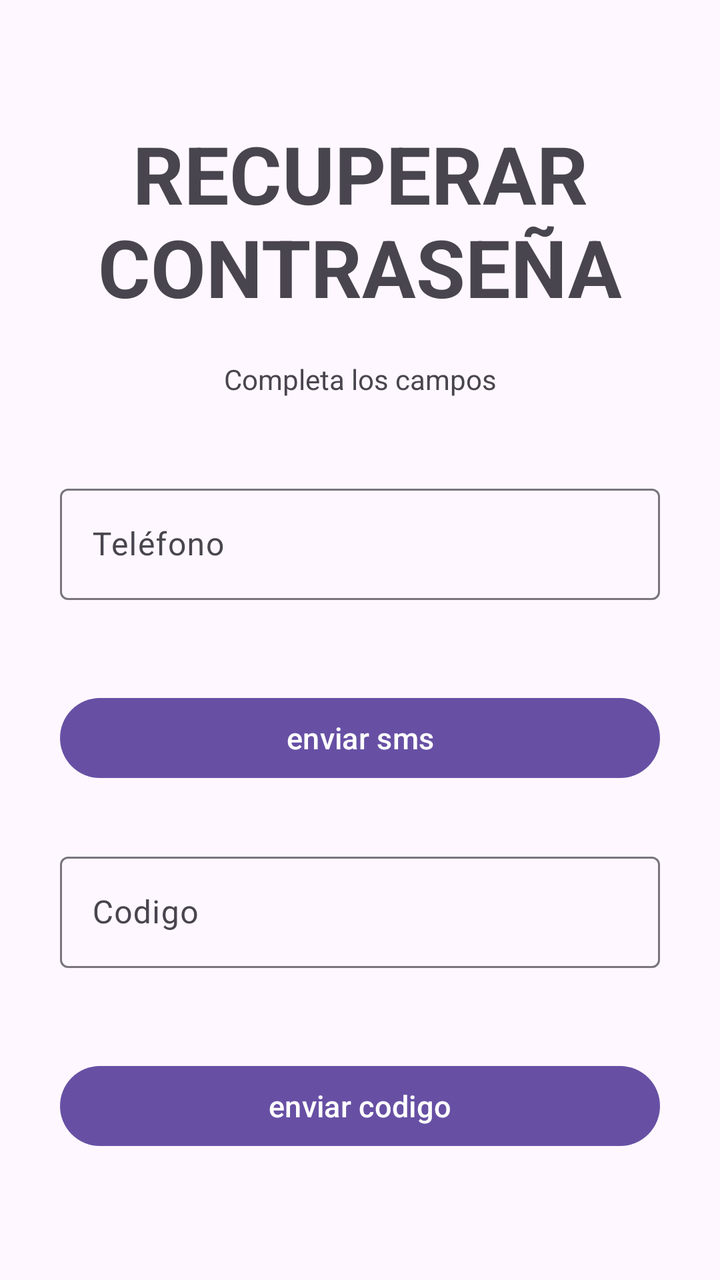
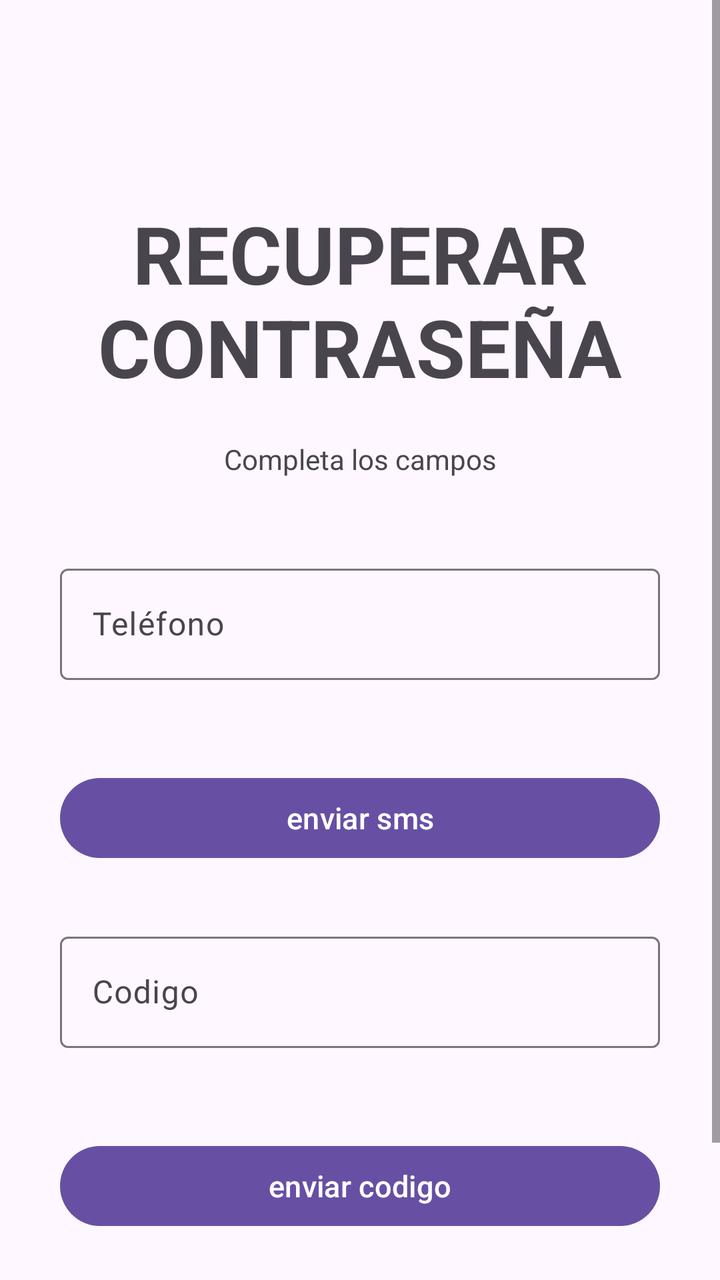

The first picture is an Android layout as it rendered before a commit; the second is the same layout after the commit. The layout source and the unified diff follow.
<!-- AndroidManifest.xml: application theme Theme.AplicacionPeluquerias -->
<!-- res/layout/fragment_recuperar_contasenia.xml -->
<?xml version="1.0" encoding="utf-8"?>
<ScrollView xmlns:android="http://schemas.android.com/apk/res/android"
xmlns:app="http://schemas.android.com/apk/res-auto"
xmlns:tools="http://schemas.android.com/tools"
android:layout_width="match_parent"
android:layout_height="match_parent"
android:fillViewport="true"
tools:context=".fragments.RecuperarContaseniaFragment">

<androidx.constraintlayout.widget.ConstraintLayout
    android:layout_width="match_parent"
    android:layout_height="wrap_content"
    android:paddingVertical="60dp"
    android:paddingHorizontal="30dp"
    >

    <TextView
        android:id="@+id/TextViewRecuperar"
        android:layout_width="0dp"
        android:layout_height="wrap_content"
        android:text="@string/titulo_recuperar_contrasenia"
        android:textSize="40sp"
        android:textStyle="bold"
        android:textAlignment="center"
        app:layout_constraintEnd_toEndOf="parent"
        app:layout_constraintStart_toStartOf="parent"
        app:layout_constraintTop_toTopOf="parent"
        />

    <TextView
        android:id="@+id/textViewDescripcionRecuperar"
        android:layout_width="0dp"
        android:layout_height="wrap_content"
        android:layout_marginTop="20dp"
        android:text="@string/subtitulo_recuperar"
        android:textStyle="normal"
        android:textSize="14sp"
        android:textAlignment="center"
        app:layout_constraintEnd_toEndOf="parent"
        app:layout_constraintStart_toStartOf="parent"
        app:layout_constraintTop_toBottomOf="@+id/TextViewRecuperar"
        />

    <com.google.android.material.textfield.TextInputLayout
        android:id="@+id/contenedorTelefonoRecuperacion"
        android:layout_width="0dp"
        android:layout_height="wrap_content"
        android:layout_marginTop="40dp"
        android:hint="@string/hint_telefono"
        app:layout_constraintEnd_toEndOf="parent"
        app:layout_constraintStart_toStartOf="parent"
        app:layout_constraintTop_toBottomOf="@id/textViewDescripcionRecuperar">
        <com.google.android.material.textfield.TextInputEditText
            android:id="@+id/entradaTelefonoRecuperar"
            android:layout_width="match_parent"
            android:layout_height="wrap_content"
            android:inputType="phone" />
    </com.google.android.material.textfield.TextInputLayout>

    <com.google.android.material.button.MaterialButton
        android:id="@+id/botonEnviarTelefono"
        android:layout_width="0dp"
        android:layout_height="wrap_content"
        android:text="@string/btn_telefono_recuperar"
        android:textSize="15sp"
        android:layout_marginTop="45dp"
        app:layout_constraintEnd_toEndOf="parent"
        app:layout_constraintStart_toStartOf="parent"
        app:layout_constraintTop_toBottomOf="@+id/contenedorTelefonoRecuperacion"/>

    <com.google.android.material.textfield.TextInputLayout
        android:id="@+id/contenedorCodigoRecuperar"
        android:layout_width="0dp"
        android:layout_height="wrap_content"
        android:layout_marginTop="30dp"
        android:hint="@string/hint_codigo"
        app:layout_constraintEnd_toEndOf="parent"
        app:layout_constraintStart_toStartOf="parent"
        app:layout_constraintTop_toBottomOf="@id/botonEnviarTelefono">
        <com.google.android.material.textfield.TextInputEditText
            android:id="@+id/entradaCodigoRecuperar"
            android:layout_width="match_parent"
            android:layout_height="wrap_content"
            android:inputType="text" />
    </com.google.android.material.textfield.TextInputLayout>

    <com.google.android.material.button.MaterialButton
        android:id="@+id/botonEnviarCodigo"
        android:layout_width="0dp"
        android:layout_height="wrap_content"
        android:text="@string/btn_codigo_recuperacion"
        android:textSize="15sp"
        android:layout_marginTop="45dp"
        app:layout_constraintEnd_toEndOf="parent"
        app:layout_constraintStart_toStartOf="parent"
        app:layout_constraintTop_toBottomOf="@+id/contenedorCodigoRecuperar"/>









</androidx.constraintlayout.widget.ConstraintLayout>


</ScrollView>
<!-- resources referenced by this layout -->
<resources>
  <string name="btn_codigo_recuperacion">enviar codigo</string>
  <string name="btn_telefono_recuperar">enviar sms</string>
  <string name="hint_codigo">Codigo</string>
  <string name="hint_telefono">Teléfono</string>
  <string name="subtitulo_recuperar">Completa los campos</string>
  <string name="titulo_recuperar_contrasenia">RECUPERAR CONTRASEÑA</string>
  <style name="Theme.AplicacionPeluquerias" parent="Base.Theme.AplicacionPeluquerias" />
  <style name="Base.Theme.AplicacionPeluquerias" parent="Theme.Material3.DayNight.NoActionBar">
          
          
      </style>
</resources>

<!-- the commit's change to res/layout/fragment_recuperar_contasenia.xml (unified diff, before → after) -->
@@ -10,7 +10,7 @@ tools:context=".fragments.RecuperarContaseniaFragment">
 <androidx.constraintlayout.widget.ConstraintLayout
     android:layout_width="match_parent"
     android:layout_height="wrap_content"
-    android:paddingVertical="60dp"
+    android:paddingVertical="100dp"
     android:paddingHorizontal="30dp"
     >
 
